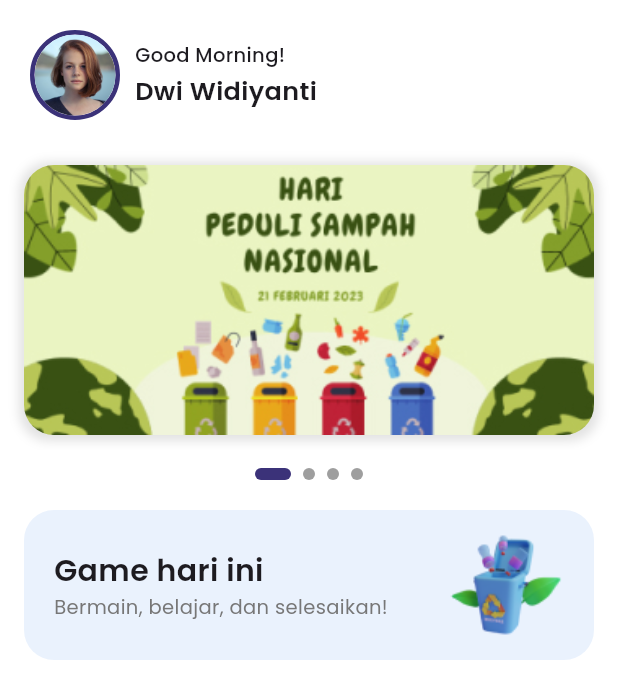
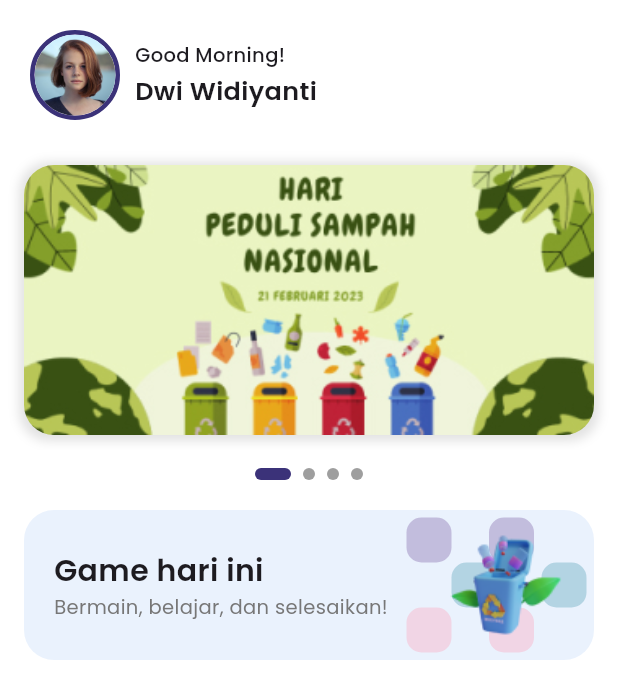
Before and after one commit to gedeastu/Si-Gumi-App, a Flutter app: the screen it shows after launch, on a phone screen of 412 x 824 dp. Shown: the top 699 px of the screen. Run offline on Flutter 3.47's test engine with Material 3 defaults, Android fonts, the phone set to English and light mode, and no system bars; drawn by our look-alikes of carousel_slider, smooth_page_indicator; our stand-ins replace get, google_fonts.

Commit message:
announcemet done part2

```diff
--- a/si_gumi_app/lib/components/Guru/Home-Components/Announcement-Home.dart
+++ b/si_gumi_app/lib/components/Guru/Home-Components/Announcement-Home.dart
@@ -14,7 +14,81 @@ class AnnouncementHome extends StatelessWidget {
         borderRadius: BorderRadius.circular(20),
         color: Color.fromARGB(255, 234, 242, 253)
       ),
-      child: Row(
+      child: Stack(
+        children: [
+          Positioned(
+              top: 5,
+              right: 95,
+              child: Container(
+                width: 30,
+                height: 30,
+                decoration: BoxDecoration(
+                  color: Color.fromARGB(80, 108, 72, 151),
+                  borderRadius: BorderRadius.circular(10)
+                ),
+              ),
+            ),
+            Positioned(
+              bottom: 5,
+              right: 95,
+              child: Container(
+                width: 30,
+                height: 30,
+                decoration: BoxDecoration(
+                  borderRadius: BorderRadius.circular(10),
+                  color: Color.fromARGB(80, 255, 150, 175),
+                ),
+              ),
+            ),
+            Positioned(
+              top: 35,
+              right: 65,
+              child: Container(
+                width: 30,
+                height: 30,
+                decoration: BoxDecoration(
+                  borderRadius: BorderRadius.circular(10),
+                  color: Color.fromARGB(80, 58, 145, 170)
+                ),
+          ),
+          ),
+            Positioned(
+              bottom: 5,
+              right: 40,
+              child: Container(
+                width: 30,
+                height: 30,
+                decoration: BoxDecoration(
+                  borderRadius: BorderRadius.circular(10),
+                  color: Color.fromARGB(80, 255, 150, 175),
+                ),
+              ),
+            ),
+             Positioned(
+              top: 5,
+              right: 40,
+              child: Container(
+                width: 30,
+                height: 30,
+                decoration: BoxDecoration(
+                  color: Color.fromARGB(80, 108, 72, 151),
+                  borderRadius: BorderRadius.circular(10)
+                ),
+              ),
+            ),
+            Positioned(
+              top: 35,
+              right: 5,
+              child: Container(
+                width: 30,
+                height: 30,
+                decoration: BoxDecoration(
+                  borderRadius: BorderRadius.circular(10),
+                  color: Color.fromARGB(80, 58, 145, 170)
+                ),
+          ),
+          ),
+          Row(
             mainAxisAlignment: MainAxisAlignment.spaceBetween,
             children: [
               Column(
@@ -31,7 +105,10 @@ class AnnouncementHome extends StatelessWidget {
                   color: Color.fromARGB(255, 119, 119, 119)
                 ) ,)
               ],),
-          Image.asset("assets/images/tempatSampah.png",width: 120,height: 120,)
+              Image.asset("assets/images/tempatSampah.png",width: 120,height: 120,),
+
+            ],
+          ),
         ],
       ),
     );
```
Lines whose indentation alone changed are shown as unchanged.
